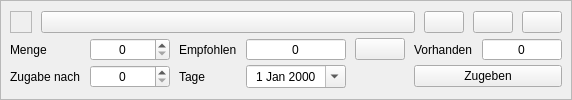
kleiner-brauhelfer/kleiner-brauhelfer-2, file kleiner-brauhelfer/widgets/wdghefegabe.ui: the form before one commit.
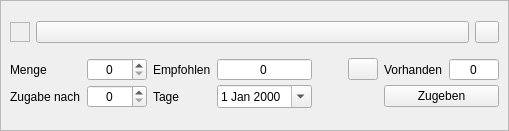
The form after the commit. Icons and pictures are not drawn. Custom widgets are drawn as their Qt base class.

Patch:
```diff
--- a/kleiner-brauhelfer/widgets/wdghefegabe.ui
+++ b/kleiner-brauhelfer/widgets/wdghefegabe.ui
@@ -6,8 +6,8 @@
    <rect>
     <x>0</x>
     <y>0</y>
-    <width>563</width>
-    <height>100</height>
+    <width>509</width>
+    <height>131</height>
    </rect>
   </property>
   <property name="autoFillBackground">
@@ -41,20 +41,20 @@
       <item>
        <layout class="QHBoxLayout" name="horizontalLayout">
         <property name="spacing">
-         <number>9</number>
+         <number>6</number>
         </property>
         <item>
          <widget class="QFrame" name="frameColor">
           <property name="minimumSize">
            <size>
-            <width>22</width>
-            <height>22</height>
+            <width>20</width>
+            <height>20</height>
            </size>
           </property>
           <property name="maximumSize">
            <size>
-            <width>22</width>
-            <height>22</height>
+            <width>20</width>
+            <height>20</height>
            </size>
           </property>
           <property name="focusPolicy">
@@ -81,24 +81,26 @@
           </property>
          </widget>
         </item>
-        <item>
-         <widget class="QPushButton" name="btnNachOben">
-          <property name="icon">
-           <iconset resource="../images.qrc">
-            <normaloff>:/images/nach_oben.svg</normaloff>:/images/nach_oben.svg</iconset>
-          </property>
-         </widget>
-        </item>
-        <item>
-         <widget class="QPushButton" name="btnNachUnten">
-          <property name="icon">
-           <iconset resource="../images.qrc">
-            <normaloff>:/images/nach_unten.svg</normaloff>:/images/nach_unten.svg</iconset>
-          </property>
-         </widget>
-        </item>
         <item>
          <widget class="QPushButton" name="btnLoeschen">
+          <property name="sizePolicy">
+           <sizepolicy hsizetype="Fixed" vsizetype="Fixed">
+            <horstretch>0</horstretch>
+            <verstretch>0</verstretch>
+           </sizepolicy>
+          </property>
+          <property name="minimumSize">
+           <size>
+            <width>24</width>
+            <height>22</height>
+           </size>
+          </property>
+          <property name="maximumSize">
+           <size>
+            <width>24</width>
+            <height>22</height>
+           </size>
+          </property>
           <property name="toolTip">
            <string>&lt;html&gt;&lt;head/&gt;&lt;body&gt;&lt;p&gt;Hefegabe löschen&lt;/p&gt;&lt;/body&gt;&lt;/html&gt;</string>
           </property>
@@ -106,6 +108,12 @@
            <iconset resource="../images.qrc">
             <normaloff>:/images/close_button.svg</normaloff>:/images/close_button.svg</iconset>
           </property>
+          <property name="iconSize">
+           <size>
+            <width>25</width>
+            <height>16</height>
+           </size>
+          </property>
          </widget>
         </item>
        </layout>
@@ -113,7 +121,7 @@
       <item>
        <layout class="QGridLayout" name="gridLayout">
         <property name="horizontalSpacing">
-         <number>9</number>
+         <number>6</number>
         </property>
         <property name="verticalSpacing">
          <number>4</number>
@@ -139,7 +147,7 @@
          <widget class="SpinBox" name="tbVorhanden">
           <property name="minimumSize">
            <size>
-            <width>80</width>
+            <width>50</width>
             <height>0</height>
            </size>
           </property>
@@ -162,12 +170,6 @@
         </item>
         <item row="1" column="1">
          <widget class="SpinBox" name="tbTage">
-          <property name="minimumSize">
-           <size>
-            <width>80</width>
-            <height>0</height>
-           </size>
-          </property>
           <property name="toolTip">
            <string>&lt;html&gt;&lt;head/&gt;&lt;body&gt;&lt;p&gt;Hiermit ist der &lt;span style=&quot; font-weight:600;&quot;&gt;Zugabezeitpunkt &lt;/span&gt;der zweiten Hefegabe in Tagen ab Braudatum gemeint.&lt;/p&gt;&lt;p&gt;Die Zugabe kann gleichzeitig mit der ersten Hefegabe erfolgen. Gewöhnlich wir die zweite Hefe aber nach Abklingen der ersten Hauptgärung zugegeben.&lt;/p&gt;&lt;/body&gt;&lt;/html&gt;</string>
           </property>
@@ -185,18 +187,9 @@
         </item>
         <item row="1" column="3">
          <widget class="DateEdit" name="tbDatum">
-          <property name="minimumSize">
-           <size>
-            <width>100</width>
-            <height>0</height>
-           </size>
-          </property>
           <property name="toolTip">
            <string>&lt;html&gt;&lt;head/&gt;&lt;body&gt;&lt;p&gt;In diesem Feld wird das &lt;span style=&quot; font-weight:600;&quot;&gt;Zugabedatum &lt;/span&gt;der zweiten Hefe, abhängig vom Zugabezeitpunkt, angegeben.&lt;/p&gt;&lt;/body&gt;&lt;/html&gt;</string>
           </property>
-          <property name="alignment">
-           <set>Qt::AlignCenter</set>
-          </property>
           <property name="calendarPopup">
            <bool>true</bool>
           </property>
@@ -226,14 +219,14 @@
          <widget class="QPushButton" name="btnAufbrauchen">
           <property name="minimumSize">
            <size>
-            <width>50</width>
-            <height>0</height>
+            <width>30</width>
+            <height>22</height>
            </size>
           </property>
           <property name="maximumSize">
            <size>
-            <width>50</width>
-            <height>16777215</height>
+            <width>30</width>
+            <height>22</height>
            </size>
           </property>
           <property name="toolTip">
@@ -249,7 +242,7 @@
          <widget class="QLabel" name="label_3">
           <property name="minimumSize">
            <size>
-            <width>40</width>
+            <width>30</width>
             <height>0</height>
            </size>
           </property>
@@ -262,7 +255,7 @@
          <widget class="SpinBox" name="tbMenge">
           <property name="minimumSize">
            <size>
-            <width>80</width>
+            <width>60</width>
             <height>0</height>
            </size>
           </property>
@@ -285,7 +278,7 @@
          <widget class="SpinBox" name="tbMengeEmpfohlen">
           <property name="minimumSize">
            <size>
-            <width>80</width>
+            <width>60</width>
             <height>0</height>
            </size>
           </property>
@@ -311,16 +304,16 @@
   </layout>
  </widget>
  <customwidgets>
-  <customwidget>
-   <class>DateEdit</class>
-   <extends>QDateEdit</extends>
-   <header>widgets/dateedit.h</header>
-  </customwidget>
   <customwidget>
    <class>SpinBox</class>
    <extends>QSpinBox</extends>
    <header>widgets/spinbox.h</header>
   </customwidget>
+  <customwidget>
+   <class>DateEdit</class>
+   <extends>QDateEdit</extends>
+   <header>widgets/dateedit.h</header>
+  </customwidget>
  </customwidgets>
  <tabstops>
   <tabstop>btnLoeschen</tabstop>
```
